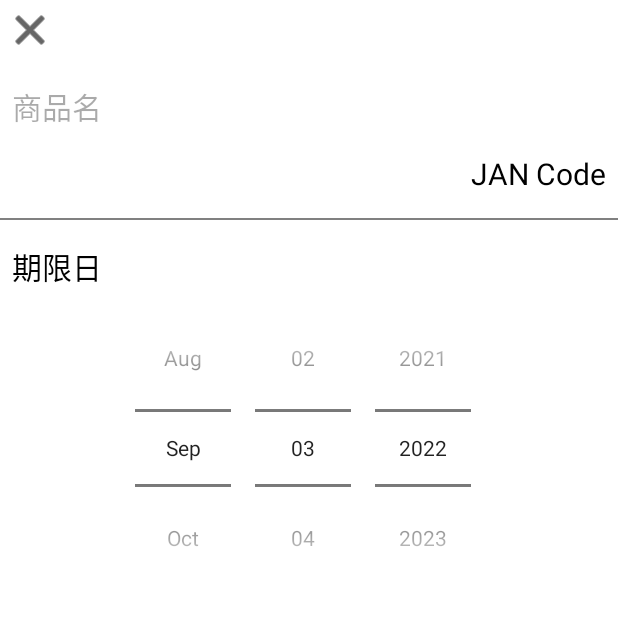
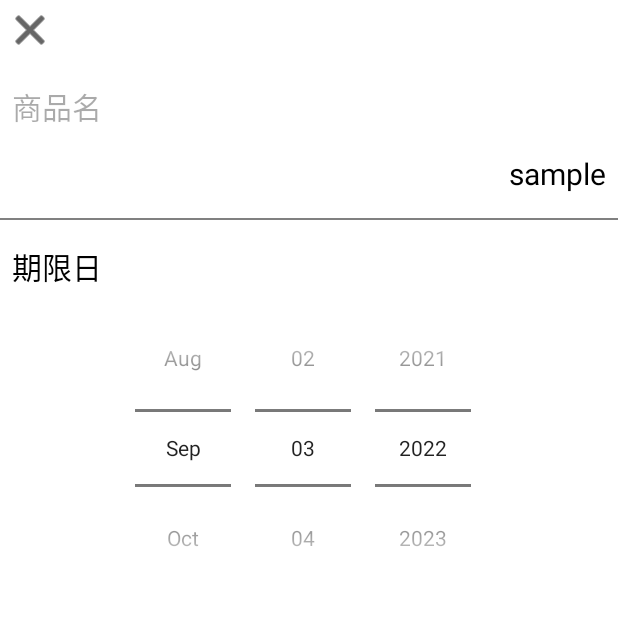
Before and after one commit to tabatad/DeadlineMonitor, an Android app: the screen it shows after launch (MainActivity), after a tap on "BUTTON", on a phone screen of 412 x 824 dp, the top half of it. Run offline under Robolectric (Android 15) with nearby library versions, the phone set to English and light mode, and no system bars; our stand-ins replace data binding; libraries missing offline, so code that uses them is left out: com.journeyapps.barcodescanner.

Commit message:
[add]バーコードスキャン後にitemInfoにデータを送る

```diff
--- a/app/src/main/java/com/tabata/deadlinemonitor/HomeFragment.kt
+++ b/app/src/main/java/com/tabata/deadlinemonitor/HomeFragment.kt
@@ -4,10 +4,10 @@ import android.os.Bundle
 import android.view.LayoutInflater
 import android.view.View
 import android.view.ViewGroup
-import androidx.appcompat.app.AlertDialog
 import androidx.databinding.DataBindingUtil
 import androidx.fragment.app.Fragment
 import androidx.navigation.findNavController
+import androidx.navigation.fragment.findNavController
 import com.journeyapps.barcodescanner.ScanContract
 import com.journeyapps.barcodescanner.ScanIntentResult
 import com.journeyapps.barcodescanner.ScanOptions
@@ -28,7 +28,7 @@ class HomeFragment : Fragment() {
 
         binding.goItemInfoButton.setOnClickListener { view: View ->
             view.findNavController()
-                .navigate(HomeFragmentDirections.actionHomeFragmentToItemInfoFragment())
+                .navigate(HomeFragmentDirections.actionHomeFragmentToItemInfoFragment("sample"))
         }
 
         return binding.root
@@ -46,13 +46,9 @@ class HomeFragment : Fragment() {
         ScanContract()
     ) { result: ScanIntentResult ->
         if (result.contents != null) {
-            val builder =
-                AlertDialog.Builder(requireContext())
-            builder.setTitle("Result")
-            builder.setMessage(result.contents)
-            builder.setPositiveButton(
-                "OK"
-            ) { dialogInterface, _ -> dialogInterface.dismiss() }.show()
+            val janCode = result.contents
+            findNavController()
+                .navigate(HomeFragmentDirections.actionHomeFragmentToItemInfoFragment(janCode))
         }
     }
 }
--- a/app/src/main/res/layout/fragment_item_info.xml
+++ b/app/src/main/res/layout/fragment_item_info.xml
@@ -33,9 +33,8 @@
             tools:ignore="TextContrastCheck" />
 
         <TextView
-            android:id="@+id/JANCode"
+            android:id="@+id/jan_code"
             style="@style/small_text"
-            android:text="JAN Code"
             android:layout_marginEnd="@dimen/small_margin"
             app:layout_constraintEnd_toEndOf="parent"
             app:layout_constraintTop_toBottomOf="@+id/item_name" />
@@ -48,7 +47,7 @@
             android:background="@color/gray"
             app:layout_constraintEnd_toEndOf="parent"
             app:layout_constraintStart_toStartOf="parent"
-            app:layout_constraintTop_toBottomOf="@+id/JANCode" />
+            app:layout_constraintTop_toBottomOf="@+id/jan_code" />
 
         <TextView
             android:id="@+id/date_picker_text"
--- a/app/src/main/res/navigation/navigation.xml
+++ b/app/src/main/res/navigation/navigation.xml
@@ -18,5 +18,10 @@
         android:id="@+id/itemInfoFragment"
         android:name="com.tabata.deadlinemonitor.ItemInfoFragment"
         android:label="ItemInfoFragment"
-        tools:layout="@layout/fragment_item_info"/>
+        tools:layout="@layout/fragment_item_info">
+
+        <argument
+            android:name="jan_code"
+            app:argType="string" />
+    </fragment>
 </navigation>
```
Also changed, not shown: app/src/main/java/com/tabata/deadlinemonitor/ItemInfoFragment.kt (+3 -23 lines).
